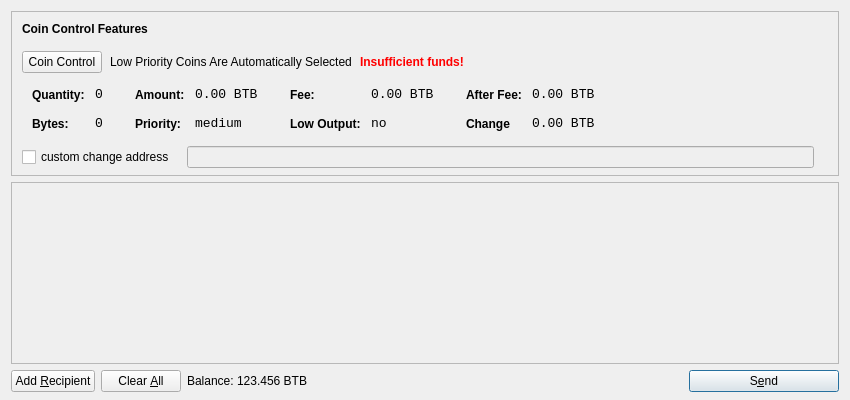
First picture: the form in src/qt/forms/sendcoinsdialog.ui, repository Crypto-Currency/bitbar, before the edit.
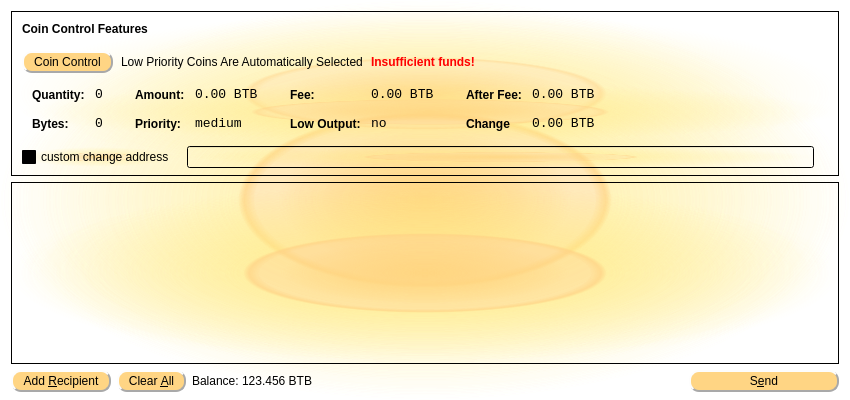
Second picture: the form after the edit. Icons and pictures are not drawn.

Commit message: more color less round corners.

The edit to the form file:
```diff
--- a/src/qt/forms/sendcoinsdialog.ui
+++ b/src/qt/forms/sendcoinsdialog.ui
@@ -19,7 +19,7 @@
    <string>Send Coins</string>
   </property>
   <property name="styleSheet">
-   <string notr="true">QWidget{background-image: url(:/images/background); background-position: center}; QToolTip {background-color:rgb(255,233,142); color:black; border-style: outset; border-width: 2px; border-radius: 10px;border-color darkgrey};QLabel{background-color:rgba(255,255,255,0)} QToolTip {background-color:rgb(255,233,142); color:black; border: 2px solid grey; border-radius: 10px; padding:2px 10px 2px 10px; font:11pt 'Comic Sans MS'}</string>
+   <string notr="true">QWidget{background-color: qradialgradient(spread:pad, cx:0.5, cy:0.5, radius:0.5, fx:0.5, fy:0.5, stop:0 rgba(255, 213,127, 206), stop:0.35 rgba(255, 213,127, 80), stop:0.4 rgba(255, 213,127, 80), stop:0.425 rgba(255, 213, 132, 156), stop:0.44 rgba(255, 233, 128, 80), stop:1 rgba(255, 255, 255, 0)); color yellow} QToolTip{background-color:rgb(255,233,142); color:black; border-style: outset; border-width: 2px darkgrey} QLabel{background-color:rgba(255,255,255,0)} QPushButton{padding: 2px 10px 2px 10px; background-color:rgb(255,213,132); color:black; border-style: outset; border-width: 2px; border-radius: 10px; border-color: darkgrey}</string>
   </property>
   <layout class="QVBoxLayout" name="verticalLayout" stretch="0,1,0">
    <property name="bottomMargin">
@@ -570,6 +570,9 @@
           </item>
           <item>
            <widget class="QLineEdit" name="lineEditCoinControlChange">
+            <property name="styleSheet">
+             <string notr="true">QMenu{padding: 2px 10px 2px 10px;background-color:rgb(235,227,181);border:2px solid grey}</string>
+            </property>
             <property name="enabled">
              <bool>false</bool>
             </property>
@@ -626,7 +629,7 @@
    <item>
     <widget class="QScrollArea" name="scrollArea">
      <property name="styleSheet">
-      <string notr="true">QMenu{padding: 2px 10px 2px 10px;background-color:rgb(235,227,181);border:2px solid grey;border-style:outset; border-radius: 10px}</string>
+      <string notr="true">QMenu{padding: 2px 10px 2px 10px;background-color:rgb(235,227,181);border:2px solid grey;border-style:outset; border-radius: 10px} QPushButton{background-color:rgb(255,213,132); color:black; border-style: outset; border-width: 2px; border-radius: 10px; border-color: darkgrey}</string>
      </property>
      <property name="widgetResizable">
       <bool>true</bool>
```
Left out of the diff: 2 changed lines with no effect on the pictures. The commit also changes 6 other files.
